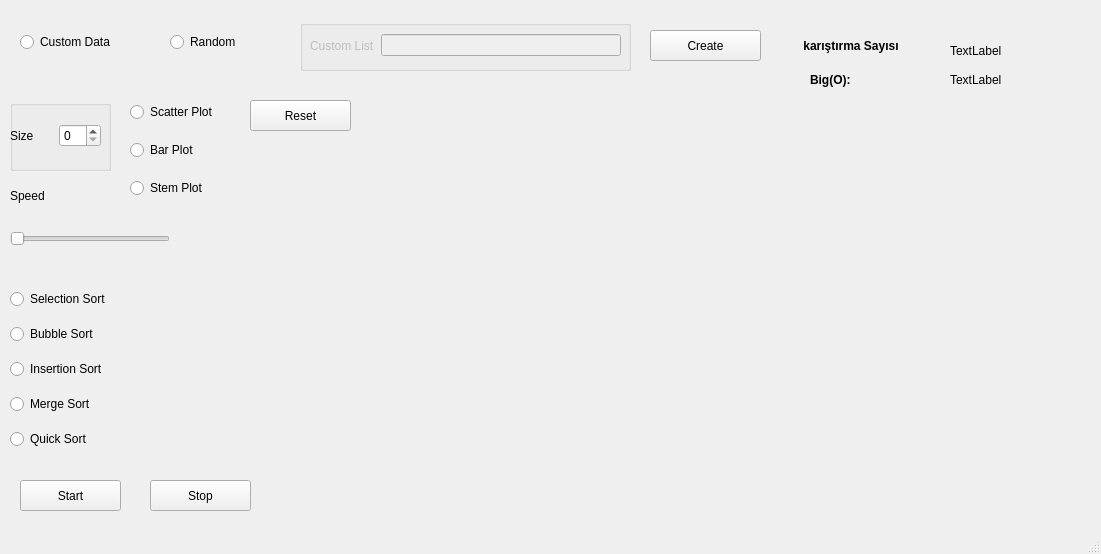
Before: the Qt Designer form sort_project.ui in sana-kabbani/sort-algorithms-visualizer, drawn with Qt 5.
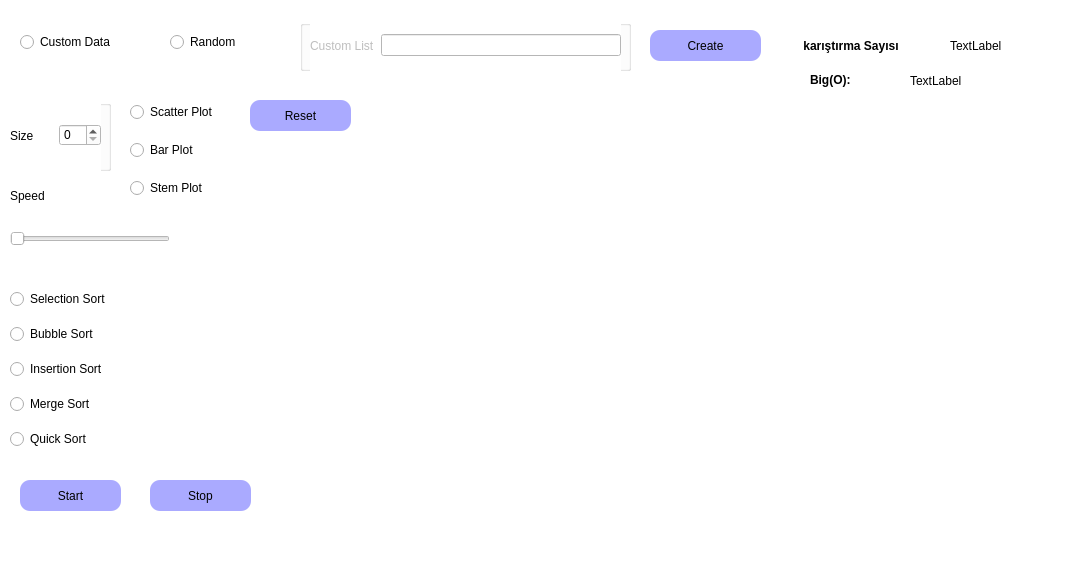
After: the same form once the commit is applied. Custom widgets are drawn as their Qt base class.

Commit message: bitmek üzere

What changed in the file:
```diff
--- a/sort_project.ui
+++ b/sort_project.ui
@@ -9,13 +9,16 @@
    <rect>
     <x>0</x>
     <y>0</y>
-    <width>1101</width>
-    <height>554</height>
+    <width>1068</width>
+    <height>561</height>
    </rect>
   </property>
   <property name="windowTitle">
    <string>MainWindow</string>
   </property>
+  <property name="styleSheet">
+   <string notr="true">background: rgb(255, 255, 255)</string>
+  </property>
   <widget class="QWidget" name="centralwidget">
    <widget class="QPushButton" name="create_button">
     <property name="geometry">
@@ -26,6 +29,20 @@
       <height>31</height>
      </rect>
     </property>
+    <property name="styleSheet">
+     <string notr="true">QPushButton{
+border-radius: 20px;
+background:rgb(170, 170, 255);
+border-width:2px;
+border-radius:10px;
+border-color:black;
+}
+QPushButton:hover{
+  background:rgb(206, 213, 255);
+  border-radius: 10px;
+
+}</string>
+    </property>
     <property name="text">
      <string>Create</string>
     </property>
@@ -119,6 +136,20 @@
       <height>31</height>
      </rect>
     </property>
+    <property name="styleSheet">
+     <string notr="true">QPushButton{
+border-radius: 20px;
+background:rgb(170, 170, 255);
+border-width:2px;
+border-radius:10px;
+border-color:black;
+}
+QPushButton:hover{
+  background:rgb(206, 213, 255);
+  border-radius: 10px;
+
+}</string>
+    </property>
     <property name="text">
      <string>Start</string>
     </property>
@@ -132,6 +163,20 @@
       <height>31</height>
      </rect>
     </property>
+    <property name="styleSheet">
+     <string notr="true">QPushButton{
+border-radius: 20px;
+background:rgb(170, 170, 255);
+border-width:2px;
+border-radius:10px;
+border-color:black;
+}
+QPushButton:hover{
+  background:rgb(206, 213, 255);
+  border-radius: 10px;
+
+}</string>
+    </property>
     <property name="text">
      <string>Stop</string>
     </property>
@@ -145,6 +190,20 @@
       <height>31</height>
      </rect>
     </property>
+    <property name="styleSheet">
+     <string notr="true">QPushButton{
+border-radius: 20px;
+background:rgb(170, 170, 255);
+border-width:2px;
+border-radius:10px;
+border-color:black;
+}
+QPushButton:hover{
+  background:rgb(206, 213, 255);
+  border-radius: 10px;
+
+}</string>
+    </property>
     <property name="text">
      <string>Reset</string>
     </property>
@@ -314,9 +373,12 @@
       <x>950</x>
       <y>30</y>
       <width>111</width>
-      <height>41</height>
+      <height>31</height>
      </rect>
     </property>
+    <property name="styleSheet">
+     <string notr="true"/>
+    </property>
     <property name="text">
      <string>TextLabel</string>
     </property>
@@ -342,12 +404,15 @@
    <widget class="QLabel" name="bigo">
     <property name="geometry">
      <rect>
-      <x>950</x>
+      <x>910</x>
       <y>70</y>
-      <width>63</width>
-      <height>20</height>
+      <width>91</width>
+      <height>21</height>
      </rect>
     </property>
+    <property name="styleSheet">
+     <string notr="true"/>
+    </property>
     <property name="text">
      <string>TextLabel</string>
     </property>
```
Left out of the diff: 6 changed lines with no effect on the pictures. The commit also changes 2 other files.
